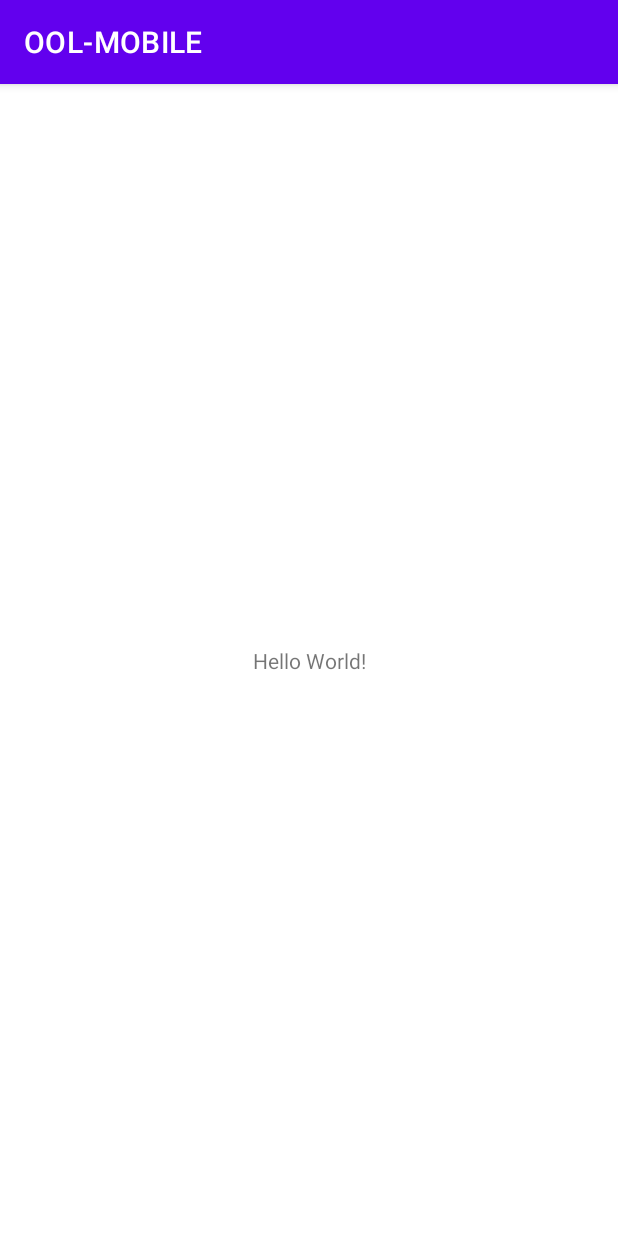
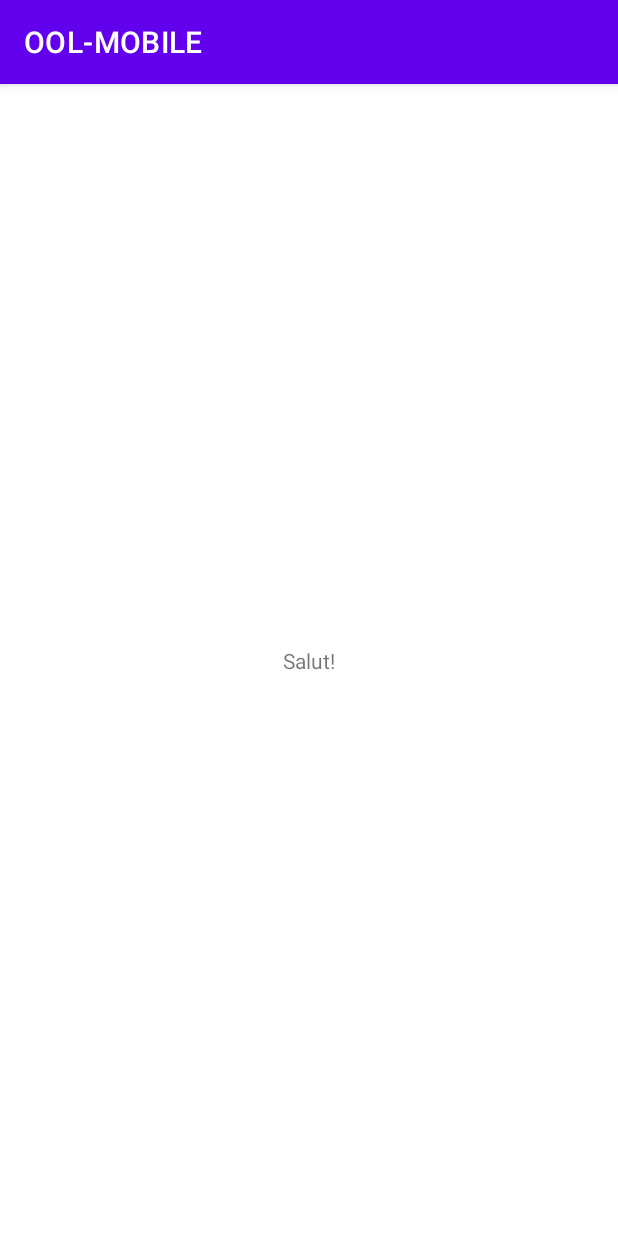
Before and after one commit to WidestView/OOL-MOBILE, an Android app: the screen it shows after launch (MainActivity), on a phone screen of 412 x 824 dp. Run offline under Robolectric (Android 15) with nearby library versions, the phone set to English and light mode, and no system bars.

Commit message:
-Initial Mobile Project

```diff
--- a/app/src/main/res/layout/activity_main.xml
+++ b/app/src/main/res/layout/activity_main.xml
@@ -9,7 +9,7 @@
     <TextView
         android:layout_width="wrap_content"
         android:layout_height="wrap_content"
-        android:text="Hello World!"
+        android:text="Salut!"
         app:layout_constraintBottom_toBottomOf="parent"
         app:layout_constraintLeft_toLeftOf="parent"
         app:layout_constraintRight_toRightOf="parent"
```
